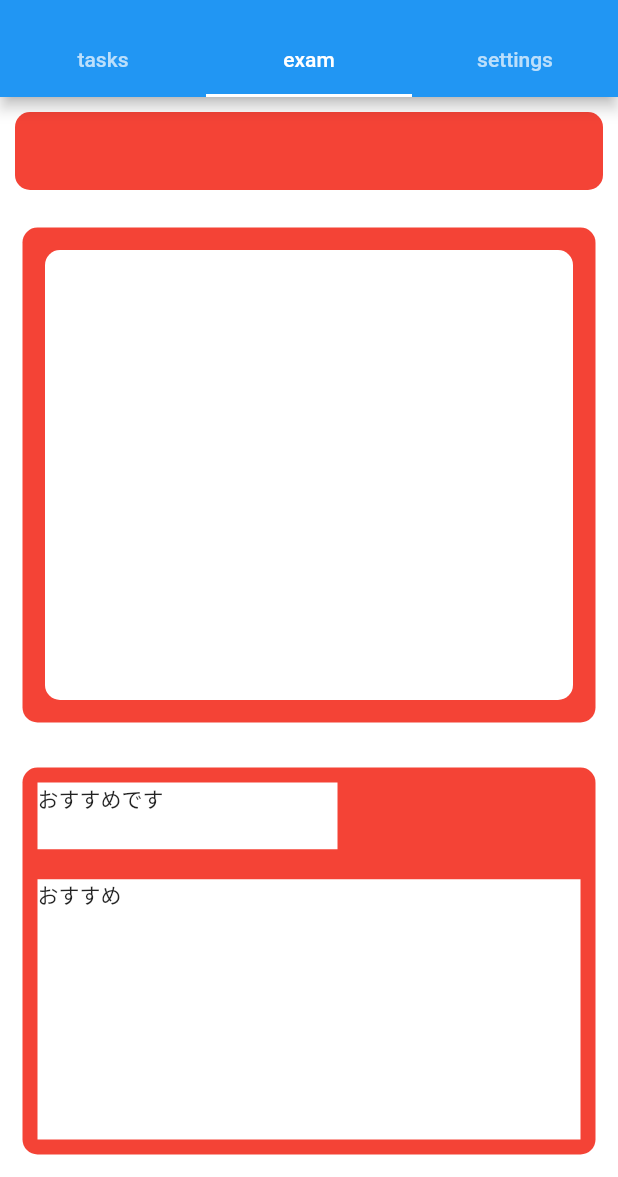
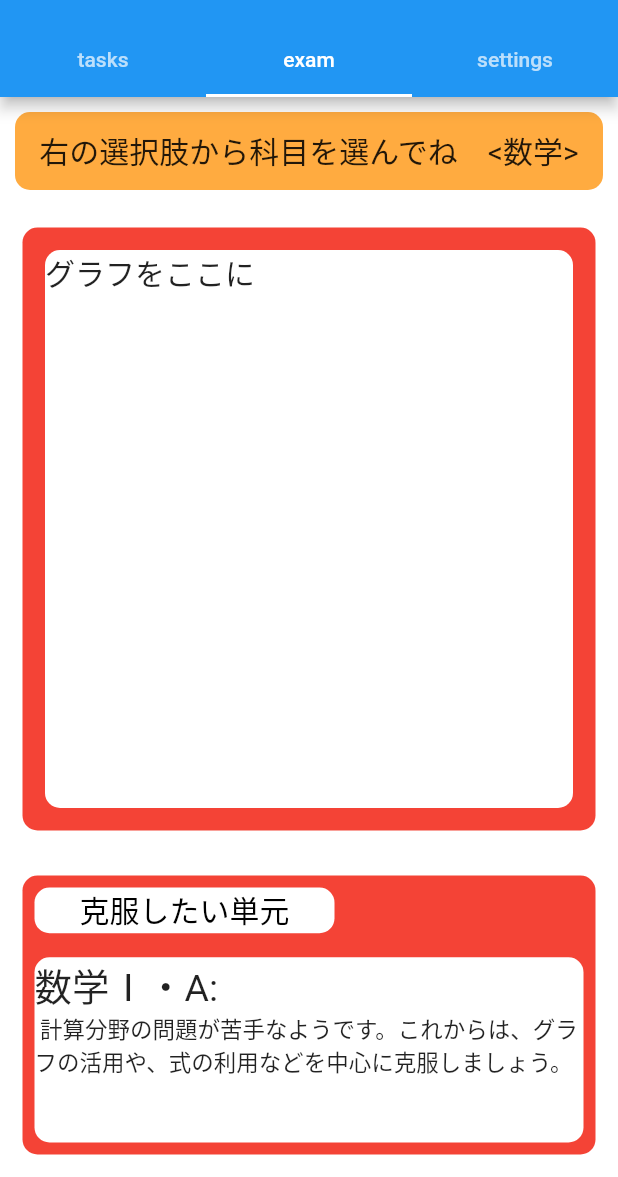
Before and after one commit to yutakana23/flutter_team10, a Flutter app: the screen it shows after launch, tab 2 chosen, on a phone screen of 412 x 824 dp, the part 59-1236 px from its top. Run offline on Flutter 3.47's test engine with Material 2 defaults, Android fonts, the phone set to English and light mode, and no system bars.

Commit message:
模試のテンプレ完成

```diff
--- a/lib/screens/exams_screen.dart
+++ b/lib/screens/exams_screen.dart
@@ -22,33 +22,50 @@ class ExamsScreen extends StatelessWidget {
             child: Container(
               margin: EdgeInsets.all(10.0),
               decoration: BoxDecoration(
-                color: Colors.red,
+                color: Colors.orangeAccent,
                 borderRadius: BorderRadius.circular(10),
+              ),
+              child: Row(
+                mainAxisAlignment: MainAxisAlignment.center,
+                children: [
+                  Text('右の選択肢から科目を選んでね',
+                    style: TextStyle(
+                      fontSize: 20.0,
+                    ),
+                  ),
+                  Text('　<数学>',
+                    style: TextStyle(
+                      fontSize: 20.0,
+                    ),
+                  ),
+                ],
               ),
             ),
           ),
           Expanded(
-            flex: 5,
+            flex: 6,
             child: Container(
               margin: EdgeInsets.all(15.0),
               decoration: BoxDecoration(
                 color: Colors.red,
                 borderRadius: BorderRadius.circular(10),
               ),
-              child: Expanded(
-                flex: 1,
-                child: Container(
-                  margin: EdgeInsets.all(15.0),
-                  decoration: BoxDecoration(
-                    color: Colors.white,
-                    borderRadius: BorderRadius.circular(10),
+              child: Container(
+                margin: EdgeInsets.all(15.0),
+                decoration: BoxDecoration(
+                  color: Colors.white,
+                  borderRadius: BorderRadius.circular(10),
+                ),
+                child: Text('グラフをここに',
+                  style: TextStyle(
+                    fontSize: 20.0,
                   ),
                 ),
               ),
             ),
           ),
           Expanded(
-            flex: 4,
+            flex: 3,
             child: Container(
               margin: EdgeInsets.all(15.0),
               decoration: BoxDecoration(
@@ -62,22 +79,47 @@ class ExamsScreen extends StatelessWidget {
                     flex: 1,
                     child: Container(
                       width: 200.0,
-                      margin: EdgeInsets.all(10.0),
+                      margin: EdgeInsets.all(8.0),
                       decoration: BoxDecoration(
-                        color: Colors.white
+                          borderRadius: BorderRadius.circular(10),
+                          color: Colors.white),
+                      child: Center(
+                        child: Text('克服したい単元',
+                          style: TextStyle(
+                            color: Colors.black,
+                            fontSize: 20.0,
+                          ),
+                        ),
                       ),
-                      child: Text('おすすめです'),
                     ),
                   ),
                   Expanded(
                     flex: 3,
                     child: Container(
-                      margin: EdgeInsets.all(10.0),
+                      margin: EdgeInsets.all(8.0),
                       width: double.infinity,
                       decoration: BoxDecoration(
-                          color: Colors.white
+                          color: Colors.white,
+                        borderRadius: BorderRadius.circular(10),
                       ),
-                      child: Text('おすすめ'),
+                      child: Column(
+                        mainAxisAlignment: MainAxisAlignment.start,
+                        crossAxisAlignment: CrossAxisAlignment.start,
+                        children: <Widget>[
+                          Text('数学Ⅰ・A:',
+                            style: TextStyle(
+                              fontSize: 25.0,
+                            ),
+                          ),
+                          Text(' 計算分野の問題が苦手なようです。これからは、グラフの活用や、式の利用などを中心に克服しましょう。',
+                            textAlign: TextAlign.start,
+                            style: TextStyle(
+                              fontSize: 15.0,
+                            ),
+                          ),
+                        ],
+                      ),
+
                     ),
                   ),
                 ],
```
